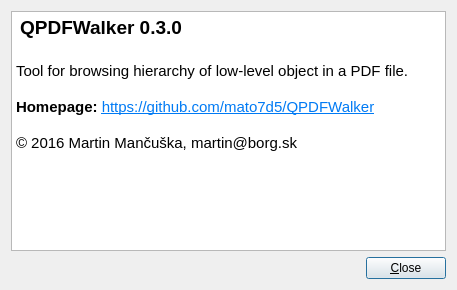
Qt form src/aboutdialog.ui (mato7d5/QPDFWalker) before a commit.
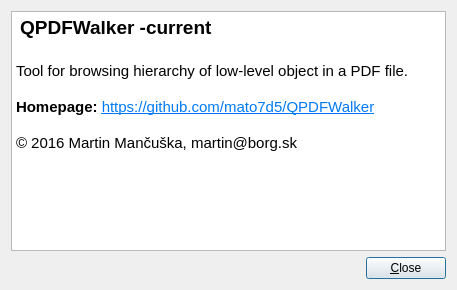
The same form after that commit. Icons and pictures are not drawn.

```diff
--- a/src/aboutdialog.ui
+++ b/src/aboutdialog.ui
@@ -39,7 +39,7 @@
 &lt;html&gt;&lt;head&gt;&lt;meta name=&quot;qrichtext&quot; content=&quot;1&quot; /&gt;&lt;style type=&quot;text/css&quot;&gt;
 p, li { white-space: pre-wrap; }
 &lt;/style&gt;&lt;/head&gt;&lt;body style=&quot; font-family:'Sans'; font-size:11pt; font-weight:400; font-style:normal;&quot;&gt;
-&lt;p style=&quot; margin-top:0px; margin-bottom:0px; margin-left:0px; margin-right:0px; -qt-block-indent:0; text-indent:0px;&quot;&gt;&lt;img src=&quot;:/icons/app_icon&quot; /&gt; &lt;span style=&quot; font-size:14pt; font-weight:600;&quot;&gt;QPDFWalker 0.3.0&lt;/span&gt;&lt;/p&gt;
+&lt;p style=&quot; margin-top:0px; margin-bottom:0px; margin-left:0px; margin-right:0px; -qt-block-indent:0; text-indent:0px;&quot;&gt;&lt;img src=&quot;:/icons/app_icon&quot; /&gt; &lt;span style=&quot; font-size:14pt; font-weight:600;&quot;&gt;QPDFWalker -current&lt;/span&gt;&lt;/p&gt;
 &lt;p style=&quot;-qt-paragraph-type:empty; margin-top:0px; margin-bottom:0px; margin-left:0px; margin-right:0px; -qt-block-indent:0; text-indent:0px; font-size:14pt; font-weight:600;&quot;&gt;&lt;br /&gt;&lt;/p&gt;
 &lt;p style=&quot; margin-top:0px; margin-bottom:0px; margin-left:0px; margin-right:0px; -qt-block-indent:0; text-indent:0px;&quot;&gt;Tool for browsing hierarchy of low-level object in a PDF file.&lt;/p&gt;
 &lt;p style=&quot;-qt-paragraph-type:empty; margin-top:0px; margin-bottom:0px; margin-left:0px; margin-right:0px; -qt-block-indent:0; text-indent:0px;&quot;&gt;&lt;br /&gt;&lt;/p&gt;
```
